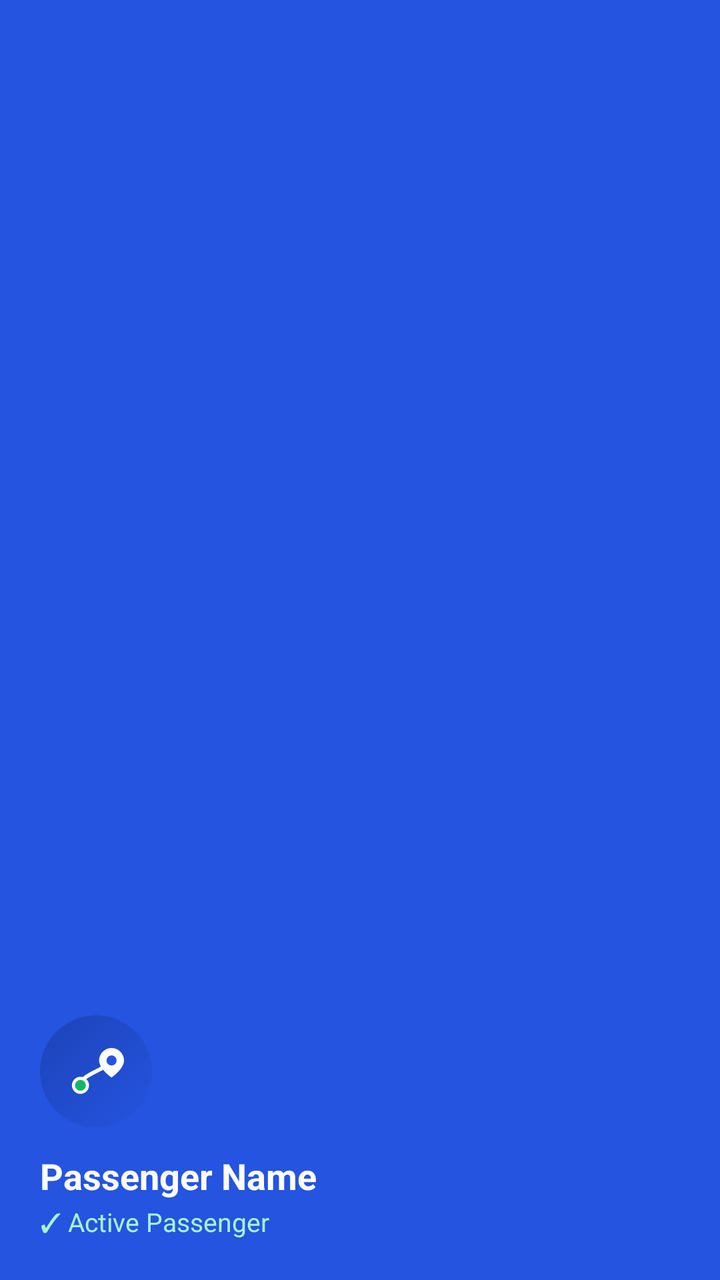
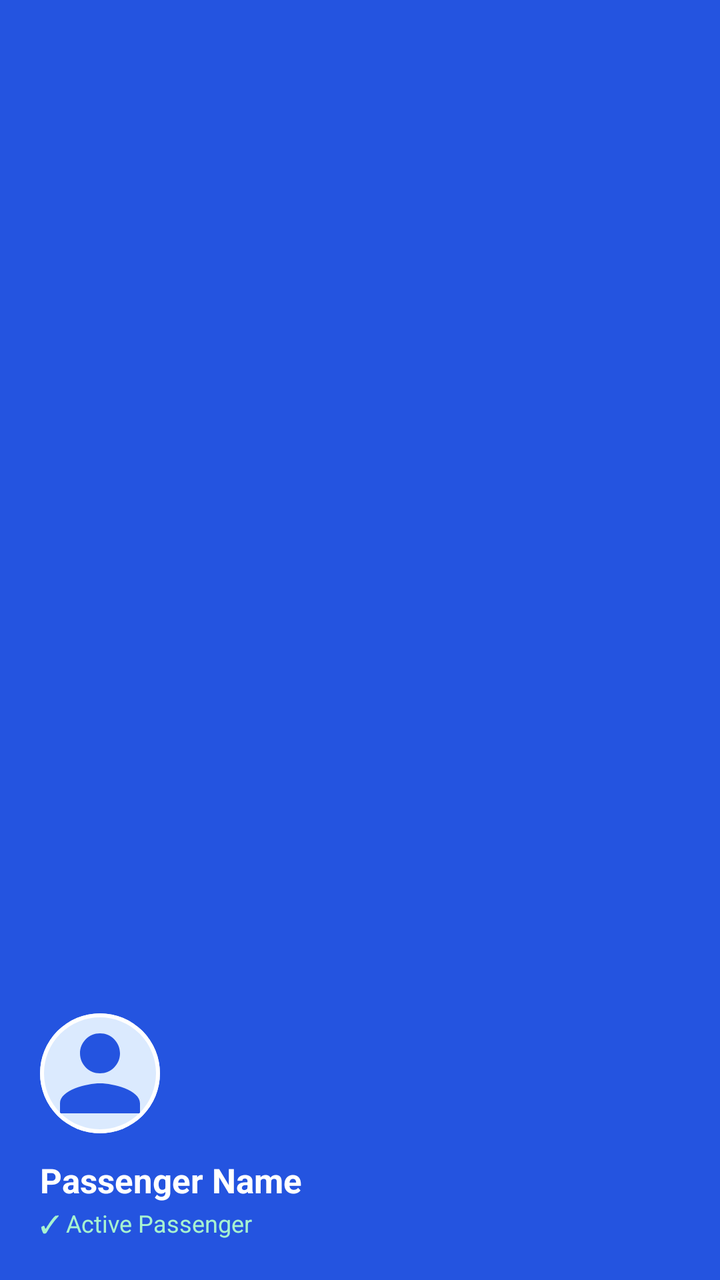

Before-and-after screenshots of an Android layout around one commit, followed by the original layout XML and the change that was made.
<!-- AndroidManifest.xml: application theme Theme.PiatMovePassenger -->
<!-- res/layout/nav_header.xml -->
<?xml version="1.0" encoding="utf-8"?>
<LinearLayout xmlns:android="http://schemas.android.com/apk/res/android"
    android:layout_width="match_parent"
    android:layout_height="176dp"
    android:background="@color/colorPrimary"
    android:gravity="bottom"
    android:orientation="vertical"
    android:padding="20dp"
    android:theme="@style/ThemeOverlay.AppCompat.Dark">

    <ImageView
        android:id="@+id/imgNavAvatar"
        android:layout_width="56dp"
        android:layout_height="56dp"
        android:src="@drawable/ic_app_logo"
        android:contentDescription="User Avatar" />

    <TextView
        android:id="@+id/tvNavName"
        android:layout_width="wrap_content"
        android:layout_height="wrap_content"
        android:layout_marginTop="12dp"
        android:text="Passenger Name"
        android:textColor="@color/white"
        android:textSize="18sp"
        android:textStyle="bold" />

    <TextView
        android:id="@+id/tvNavRole"
        android:layout_width="wrap_content"
        android:layout_height="wrap_content"
        android:layout_marginTop="2dp"
        android:text="✓ Active Passenger"
        android:textColor="#A7F3D0"
        android:textSize="13sp" />

</LinearLayout>
<!-- resources referenced by this layout -->
<resources>
  <color name="colorPrimary">#2454E0</color>
  <color name="white">#FFFFFF</color>
  <!-- drawable ic_app_logo (drawable) -->
  <?xml version="1.0" encoding="utf-8"?>
  <layer-list xmlns:android="http://schemas.android.com/apk/res/android">
      
      <item>
          <shape android:shape="oval">
              <gradient
                  android:type="linear"
                  android:startColor="#2454E0"
                  android:endColor="#1D43B8"
                  android:angle="135" />
          </shape>
      </item>
      
      <item
          android:drawable="@drawable/ic_launcher_foreground"
          android:top="0dp"
          android:bottom="0dp"
          android:left="0dp"
          android:right="0dp" />
  </layer-list>
  <style name="Theme.PiatMovePassenger" parent="Theme.MaterialComponents.DayNight.NoActionBar">
          <item name="colorPrimary">@color/colorPrimary</item>
          <item name="colorPrimaryVariant">@color/colorPrimaryDark</item>
          <item name="colorOnPrimary">@color/white</item>
          <item name="colorSecondary">@color/colorAccent</item>
          <item name="colorOnSecondary">@color/white</item>
          <item name="android:statusBarColor">@color/colorPrimaryDark</item>
          <item name="materialButtonStyle">@style/Widget.App.Button</item>
          <item name="materialButtonOutlinedStyle">@style/Widget.App.Button.Outlined</item>
          <item name="shapeAppearanceMediumComponent">@style/ShapeAppearance.App.MediumComponent</item>
      </style>
  <!-- drawable ic_launcher_foreground (drawable) -->
  <?xml version="1.0" encoding="utf-8"?>
  <vector xmlns:android="http://schemas.android.com/apk/res/android"
      android:width="108dp"
      android:height="108dp"
      android:viewportWidth="108"
      android:viewportHeight="108">
  
      
      <path
          android:pathData="M39,67.5 C39,55.5 69,52.5 69,40.5"
          android:strokeColor="#FFFFFF"
          android:strokeWidth="3.75"
          android:strokeLineCap="round"
          android:fillColor="#00000000" />
  
      
      <path
          android:pathData="M39,67.5 m-6.75,0 a6.75,6.75 0 1 0 13.5,0 a6.75,6.75 0 1 0 -13.5,0"
          android:fillColor="#12B76A"
          android:strokeColor="#FFFFFF"
          android:strokeWidth="3" />
  
      
      <path
          android:pathData="M69,31.5 C75.6,31.5 81,36.9 81,43.5 C81,51.75 69,60 69,60 C69,60 57,51.75 57,43.5 C57,36.9 62.4,31.5 69,31.5 Z"
          android:fillColor="#FFFFFF" />
  
      
      <path
          android:pathData="M69,43.5 m-4.875,0 a4.875,4.875 0 1 0 9.75,0 a4.875,4.875 0 1 0 -9.75,0"
          android:fillColor="#2454E0" />
  
  </vector>
  <color name="colorPrimaryDark">#1D43B8</color>
  <color name="colorAccent">#12B76A</color>
  <style name="Widget.App.Button" parent="Widget.MaterialComponents.Button">
          <item name="cornerRadius">24dp</item>
          <item name="android:paddingTop">4dp</item>
          <item name="android:paddingBottom">4dp</item>
          <item name="android:minHeight">48dp</item>
      </style>
  <style name="Widget.App.Button.Outlined" parent="Widget.MaterialComponents.Button.OutlinedButton">
          <item name="cornerRadius">24dp</item>
          <item name="android:paddingTop">4dp</item>
          <item name="android:paddingBottom">4dp</item>
          <item name="android:minHeight">48dp</item>
      </style>
  <style name="ShapeAppearance.App.MediumComponent" parent="ShapeAppearance.MaterialComponents.MediumComponent">
          <item name="cornerSize">12dp</item>
      </style>
</resources>

<!-- the commit's change to res/layout/nav_header.xml (unified diff, before → after) -->
@@ -1,19 +1,33 @@
 <?xml version="1.0" encoding="utf-8"?>
 <LinearLayout xmlns:android="http://schemas.android.com/apk/res/android"
+    xmlns:app="http://schemas.android.com/apk/res-auto"
     android:layout_width="match_parent"
-    android:layout_height="176dp"
+    android:layout_height="186dp"
     android:background="@color/colorPrimary"
     android:gravity="bottom"
     android:orientation="vertical"
     android:padding="20dp"
     android:theme="@style/ThemeOverlay.AppCompat.Dark">
 
-    <ImageView
-        android:id="@+id/imgNavAvatar"
-        android:layout_width="56dp"
-        android:layout_height="56dp"
-        android:src="@drawable/ic_app_logo"
-        android:contentDescription="User Avatar" />
+    <com.google.android.material.card.MaterialCardView
+        android:layout_width="60dp"
+        android:layout_height="60dp"
+        app:cardCornerRadius="30dp"
+        app:cardElevation="0dp"
+        app:cardPreventCornerOverlap="false"
+        app:strokeColor="@color/white"
+        app:strokeWidth="2dp">
+
+        <ImageView
+            android:id="@+id/imgNavAvatar"
+            android:layout_width="match_parent"
+            android:layout_height="match_parent"
+            android:background="#DBEAFE"
+            android:scaleType="centerCrop"
+            android:src="@drawable/ic_profile"
+            app:tint="@color/colorPrimary"
+            android:contentDescription="User Avatar" />
+    </com.google.android.material.card.MaterialCardView>
 
     <TextView
         android:id="@+id/tvNavName"
@@ -22,7 +36,7 @@
         android:layout_marginTop="12dp"
         android:text="Passenger Name"
         android:textColor="@color/white"
-        android:textSize="18sp"
+        android:textSize="17sp"
         android:textStyle="bold" />
 
     <TextView
@@ -32,6 +46,6 @@
         android:layout_marginTop="2dp"
         android:text="✓ Active Passenger"
         android:textColor="#A7F3D0"
-        android:textSize="13sp" />
+        android:textSize="12sp" />
 
 </LinearLayout>
<!-- resource entries referenced after the edit -->
@@ -2,27 +2,16 @@
 <resources>
   <color name="colorPrimary">#2454E0</color>
   <color name="white">#FFFFFF</color>
-  <!-- drawable ic_app_logo (drawable) -->
-  <?xml version="1.0" encoding="utf-8"?>
-  <layer-list xmlns:android="http://schemas.android.com/apk/res/android">
-      
-      <item>
-          <shape android:shape="oval">
-              <gradient
-                  android:type="linear"
-                  android:startColor="#2454E0"
-                  android:endColor="#1D43B8"
-                  android:angle="135" />
-          </shape>
-      </item>
-      
-      <item
-          android:drawable="@drawable/ic_launcher_foreground"
-          android:top="0dp"
-          android:bottom="0dp"
-          android:left="0dp"
-          android:right="0dp" />
-  </layer-list>
+  <!-- drawable ic_profile (drawable) -->
+  <vector xmlns:android="http://schemas.android.com/apk/res/android"
+      android:width="24dp"
+      android:height="24dp"
+      android:viewportWidth="24"
+      android:viewportHeight="24">
+    <path
+        android:fillColor="#FF000000"
+        android:pathData="M12,12c2.21,0 4,-1.79 4,-4s-1.79,-4 -4,-4 -4,1.79 -4,4 1.79,4 4,4zM12,14c-2.67,0 -8,1.34 -8,4v2h16v-2c0,-2.66 -5.33,-4 -8,-4z"/>
+  </vector>
   <style name="Theme.PiatMovePassenger" parent="Theme.MaterialComponents.DayNight.NoActionBar">
           <item name="colorPrimary">@color/colorPrimary</item>
           <item name="colorPrimaryVariant">@color/colorPrimaryDark</item>
@@ -34,40 +23,6 @@
           <item name="materialButtonOutlinedStyle">@style/Widget.App.Button.Outlined</item>
           <item name="shapeAppearanceMediumComponent">@style/ShapeAppearance.App.MediumComponent</item>
       </style>
-  <!-- drawable ic_launcher_foreground (drawable) -->
-  <?xml version="1.0" encoding="utf-8"?>
-  <vector xmlns:android="http://schemas.android.com/apk/res/android"
-      android:width="108dp"
-      android:height="108dp"
-      android:viewportWidth="108"
-      android:viewportHeight="108">
-  
-      
-      <path
-          android:pathData="M39,67.5 C39,55.5 69,52.5 69,40.5"
-          android:strokeColor="#FFFFFF"
-          android:strokeWidth="3.75"
-          android:strokeLineCap="round"
-          android:fillColor="#00000000" />
-  
-      
-      <path
-          android:pathData="M39,67.5 m-6.75,0 a6.75,6.75 0 1 0 13.5,0 a6.75,6.75 0 1 0 -13.5,0"
-          android:fillColor="#12B76A"
-          android:strokeColor="#FFFFFF"
-          android:strokeWidth="3" />
-  
-      
-      <path
-          android:pathData="M69,31.5 C75.6,31.5 81,36.9 81,43.5 C81,51.75 69,60 69,60 C69,60 57,51.75 57,43.5 C57,36.9 62.4,31.5 69,31.5 Z"
-          android:fillColor="#FFFFFF" />
-  
-      
-      <path
-          android:pathData="M69,43.5 m-4.875,0 a4.875,4.875 0 1 0 9.75,0 a4.875,4.875 0 1 0 -9.75,0"
-          android:fillColor="#2454E0" />
-  
-  </vector>
   <color name="colorPrimaryDark">#1D43B8</color>
   <color name="colorAccent">#12B76A</color>
   <style name="Widget.App.Button" parent="Widget.MaterialComponents.Button">
